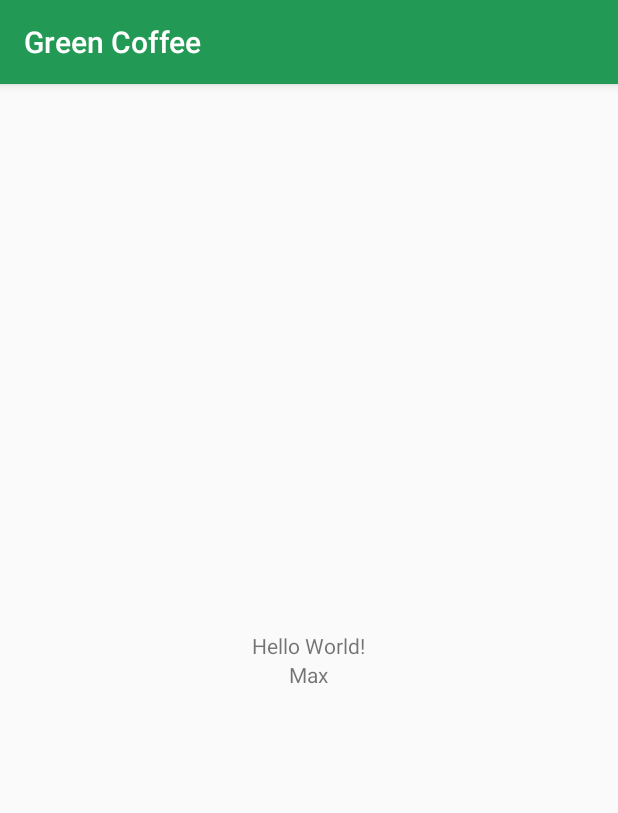
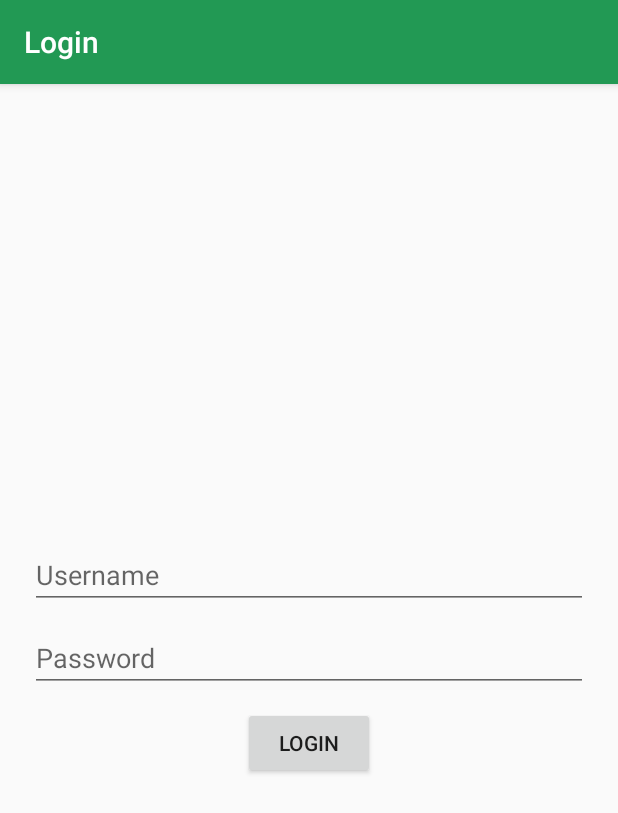
Before and after one commit to thanhlcm90/green-coffee, an Android app: the screen it shows after launch (MainActivity before the commit, LoginActivity after it), on a phone screen of 412 x 824 dp. Shown: the top 813 px of the screen. Run offline under Robolectric (Android 15) with nearby library versions, the phone set to English and light mode, and no system bars.

```diff
--- /dev/null
+++ b/testapp/src/main/res/layout/activity_login.xml
@@ -0,0 +1,33 @@
+<?xml version="1.0" encoding="utf-8"?>
+<LinearLayout
+    xmlns:android="http://schemas.android.com/apk/res/android"
+    android:layout_width="match_parent"
+    android:layout_height="match_parent"
+    android:focusableInTouchMode="true"
+    android:gravity="center"
+    android:orientation="vertical"
+    android:padding="20dp">
+
+    <EditText
+        android:id="@+id/login.username"
+        android:layout_width="match_parent"
+        android:layout_height="wrap_content"
+        android:layout_marginBottom="10dp"
+        android:hint="@string/login.username"
+        android:inputType="text" />
+
+    <EditText
+        android:id="@+id/login.password"
+        android:layout_width="match_parent"
+        android:layout_height="wrap_content"
+        android:layout_marginBottom="10dp"
+        android:hint="@string/login.password"
+        android:inputType="textPassword" />
+
+    <Button
+        android:id="@+id/login.doLogin"
+        android:layout_width="wrap_content"
+        android:layout_height="wrap_content"
+        android:text="@string/login.doLogin" />
+
+</LinearLayout>
--- a/testapp/src/main/res/layout/activity_main.xml
+++ b/testapp/src/main/res/layout/activity_main.xml
@@ -4,16 +4,12 @@
     android:layout_width="match_parent"
     android:layout_height="match_parent"
     android:gravity="center"
-    android:orientation="vertical">
+    android:orientation="vertical"
+    android:padding="20dp">
 
     <TextView
         android:layout_width="wrap_content"
         android:layout_height="wrap_content"
-        android:text="Hello World!" />
-
-    <TextView
-        android:layout_width="wrap_content"
-        android:layout_height="wrap_content"
-        android:text="Max" />
+        android:text="@string/main.title" />
 
 </LinearLayout>
--- a/testapp/src/main/res/values/strings.xml
+++ b/testapp/src/main/res/values/strings.xml
@@ -1,6 +1,18 @@
 <?xml version="1.0" encoding="utf-8"?>
 <resources>
 
-    <string name="app_name">Green Coffee</string>
+    <string name="app_name">Green Coffee Test App</string>
+
+    <string name="dialog.button.ok">Ok</string>
+
+    <string name="login.title">Login</string>
+    <string name="login.username">Username</string>
+    <string name="login.password">Password</string>
+    <string name="login.doLogin">Login</string>
+    <string name="login.username.error">Username invalid</string>
+    <string name="login.password.error">Password invalid</string>
+    <string name="login.error">Invalid credentials</string>
+
+    <string name="main.title">Main screen</string>
 
 </resources>
```
Also changed, not shown: testapp/src/main/AndroidManifest.xml (+10 -1 lines), testapp/src/main/java/com/mauriciotogneri/greencoffee/LoginActivity.java (added, +69 -0 lines), 1 other file.
